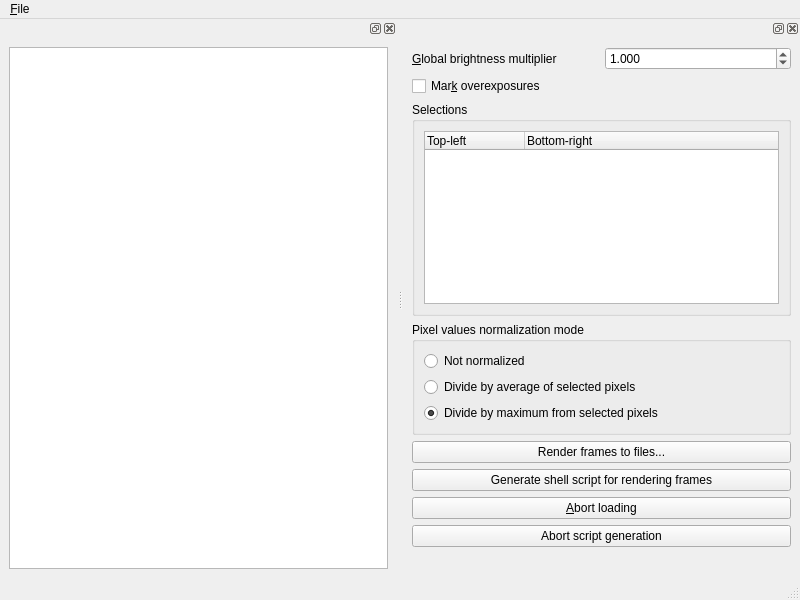
Before: the Qt Designer form combine-exposures/MainWindow.ui in 10110111/raw-utils, drawn with Qt 5.
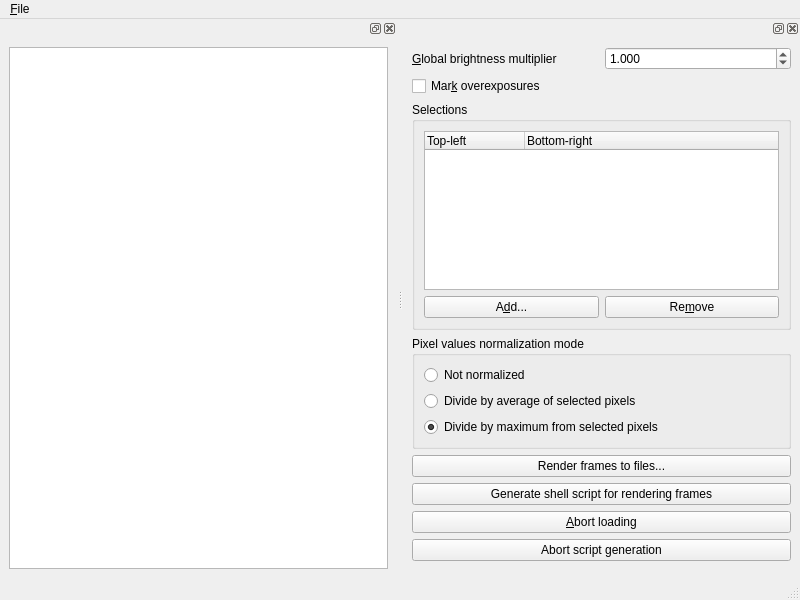
After: the same form once the commit is applied.

Commit message: Add a way to add/remove selection by entering numbers instead of mouse dragging

```diff
--- a/combine-exposures/MainWindow.ui
+++ b/combine-exposures/MainWindow.ui
@@ -91,8 +91,8 @@
        <property name="title">
         <string>Selections</string>
        </property>
-       <layout class="QVBoxLayout" name="verticalLayout_3">
-        <item>
+       <layout class="QGridLayout" name="gridLayout_3">
+        <item row="0" column="0" colspan="2">
          <widget class="QTreeWidget" name="selectionsWidget">
           <column>
            <property name="text">
@@ -106,6 +106,20 @@
           </column>
          </widget>
         </item>
+        <item row="1" column="0">
+         <widget class="QPushButton" name="addSelectionBtn">
+          <property name="text">
+           <string>A&amp;dd...</string>
+          </property>
+         </widget>
+        </item>
+        <item row="1" column="1">
+         <widget class="QPushButton" name="removeSelectionBtn">
+          <property name="text">
+           <string>Re&amp;move</string>
+          </property>
+         </widget>
+        </item>
        </layout>
       </widget>
      </item>
```
The commit also changes 4 other files.
